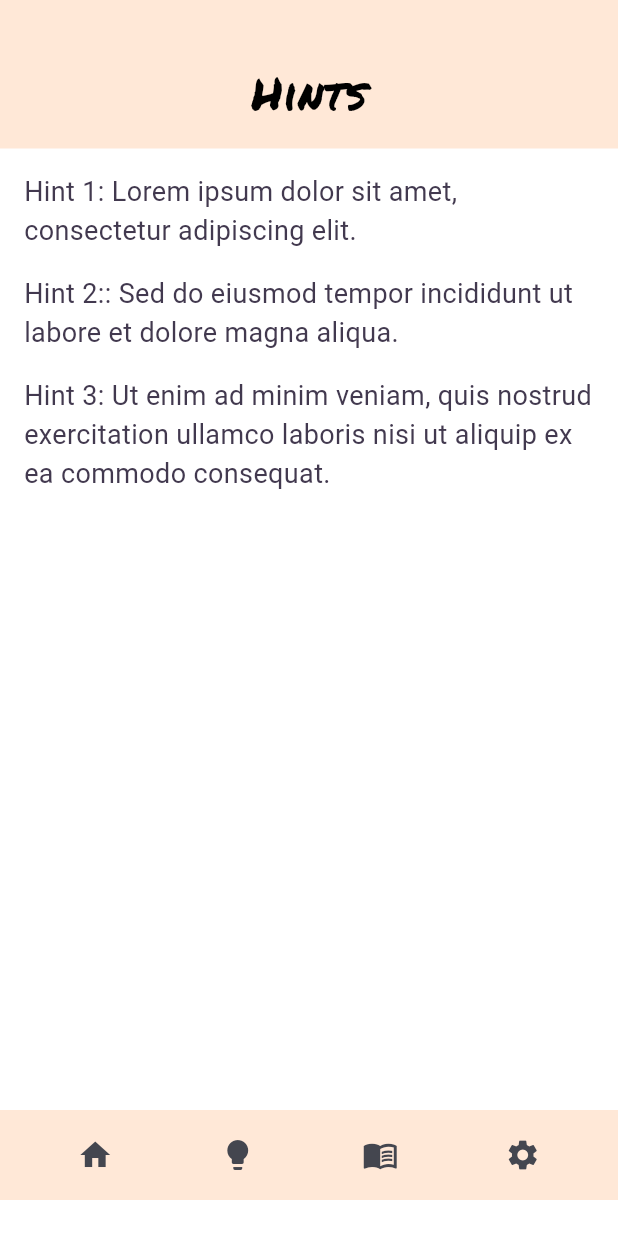
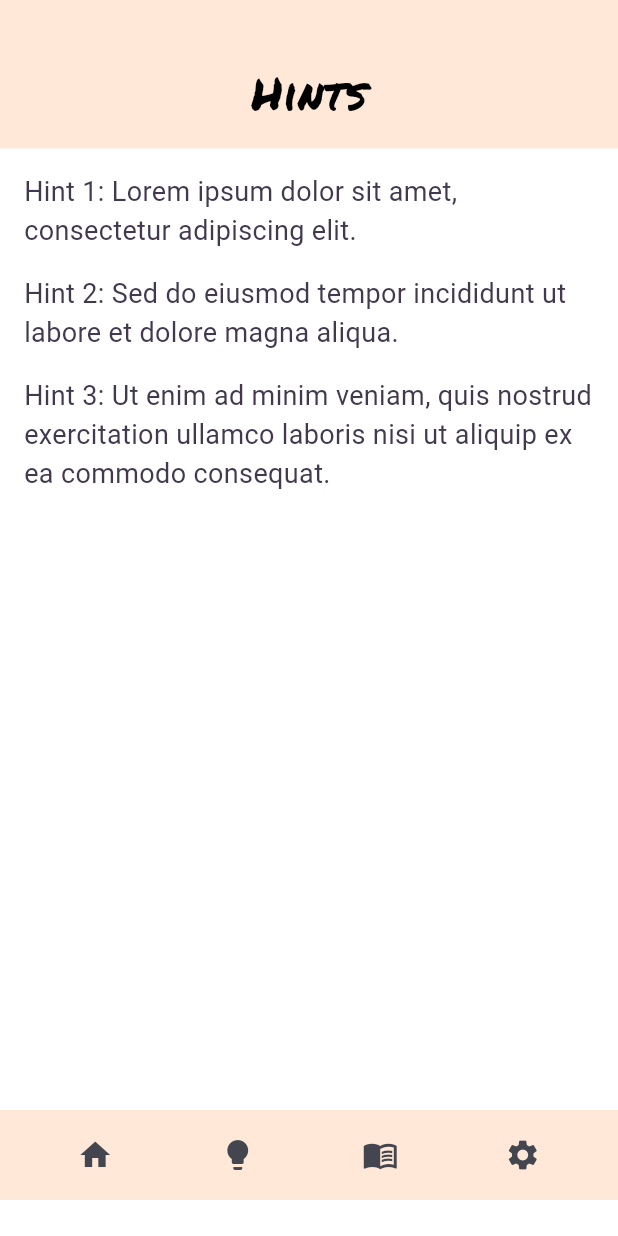
Before and after one commit to h0nu/585-group8, a Flutter app: the HintsScreen screen opened by its route, on a phone screen of 412 x 824 dp. Run offline on Flutter 3.47's test engine with Material 3 defaults, Android fonts, the phone set to English and light mode, and no system bars; our stand-ins replace audioplayers, firebase_core, firebase_crashlytics, go_router, shared_preferences; missing offline and left inert: games_services; accounts and stored records are empty.

Commit message:
fixed typo

```diff
--- a/lib/src/level_selection/hints.dart
+++ b/lib/src/level_selection/hints.dart
@@ -47,7 +47,7 @@ class HintsScreen extends StatelessWidget {
                         ),
                         SizedBox(height: 16),
                         Text(
-                          'Hint 2:: Sed do eiusmod tempor incididunt ut labore et dolore magna aliqua.',
+                          'Hint 2: Sed do eiusmod tempor incididunt ut labore et dolore magna aliqua.',
                           style: TextStyle(fontSize: 18),
                         ),
                         SizedBox(height: 16),
```
